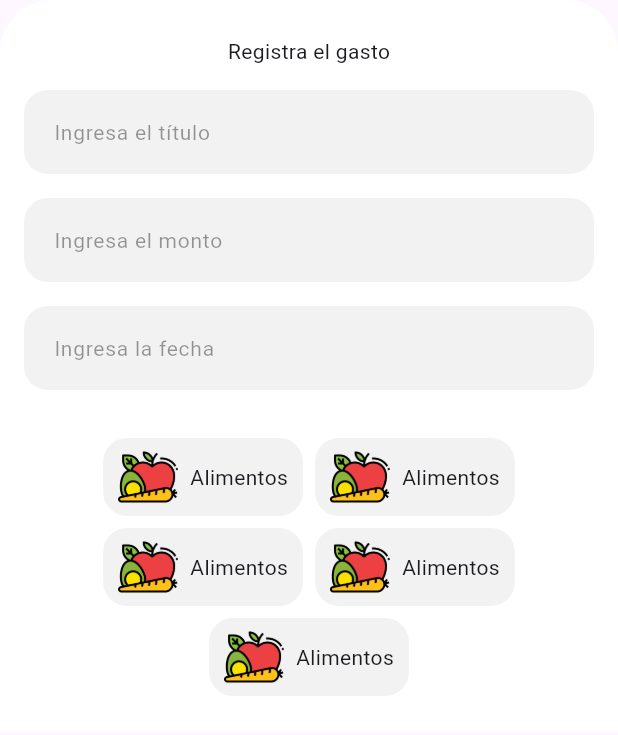
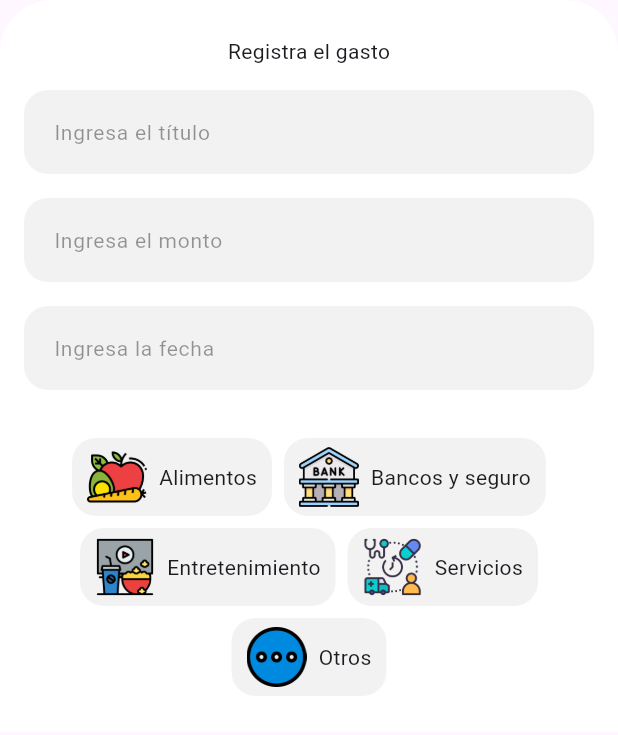
Before and after one commit to fr4nsgallegos/gastosappg9, a Flutter app: the RegisterModal widget shown alone on an empty page, opened directly, on a phone screen of 412 x 824 dp. Shown: the top 735 px of the screen. Run offline on Flutter 3.47's test engine with Material 3 defaults, Android fonts, the phone set to English and light mode, and no system bars.

Commit message:
show types

```diff
--- /dev/null
+++ b/lib/pages/data_general.dart
@@ -0,0 +1,27 @@
+List<Map<String, dynamic>> types = [
+  {
+    "id": 1,
+    "name": "Alimentos",
+    "image": "alimentos",
+  },
+  {
+    "id": 2,
+    "name": "Bancos y seguro",
+    "image": "bancos",
+  },
+  {
+    "id": 1,
+    "name": "Entretenimiento",
+    "image": "entretenimiento",
+  },
+  {
+    "id": 1,
+    "name": "Servicios",
+    "image": "servicios",
+  },
+  {
+    "id": 1,
+    "name": "Otros",
+    "image": "otros",
+  },
+];
--- a/lib/widgets/item_type_widget.dart
+++ b/lib/widgets/item_type_widget.dart
@@ -1,6 +1,11 @@
 import 'package:flutter/material.dart';
 
 class ItemTypeWidget extends StatelessWidget {
+  Map<String, dynamic> data;
+  ItemTypeWidget({
+    required this.data,
+  });
+
   @override
   Widget build(BuildContext context) {
     return Container(
@@ -13,14 +18,16 @@ class ItemTypeWidget extends StatelessWidget {
         mainAxisSize: MainAxisSize.min,
         children: [
           Image.asset(
-            "assets/images/alimentos.webp",
+            "assets/images/${data["image"]}.webp",
             width: 40,
             height: 40,
           ),
           SizedBox(
             width: 8,
           ),
-          Text("Alimentos"),
+          Text(
+            data["name"],
+          ),
         ],
       ),
     );
--- a/lib/widgets/register_modal.dart
+++ b/lib/widgets/register_modal.dart
@@ -1,4 +1,5 @@
 import 'package:flutter/material.dart';
+import 'package:gastosappg9/pages/data_general.dart';
 import 'package:gastosappg9/widgets/field_modal_widget.dart';
 import 'package:gastosappg9/widgets/item_type_widget.dart';
 
@@ -84,13 +85,13 @@ class _RegisterModalState extends State<RegisterModal> {
             spacing: 8,
             runSpacing: 8,
             alignment: WrapAlignment.center,
-            children: [
-              ItemTypeWidget(),
-              ItemTypeWidget(),
-              ItemTypeWidget(),
-              ItemTypeWidget(),
-              ItemTypeWidget(),
-            ],
+            children: types
+                .map(
+                  (e) => ItemTypeWidget(
+                    data: e,
+                  ),
+                )
+                .toList(),
           ),
         ],
       ),
```
